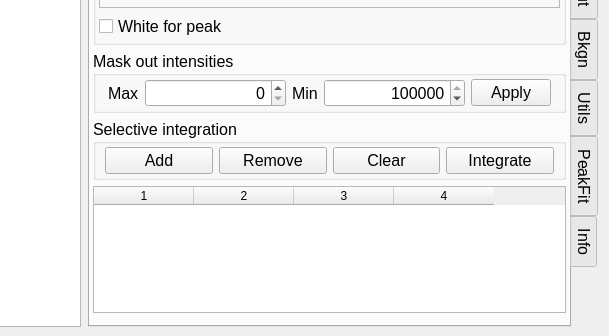
Qt form ui/peakpo-splitter.ui (SHDShim/PeakPo) before a commit; both pictures show x 428 to 1037 and y 414 to 750 of the 1037 by 750 pixel window.
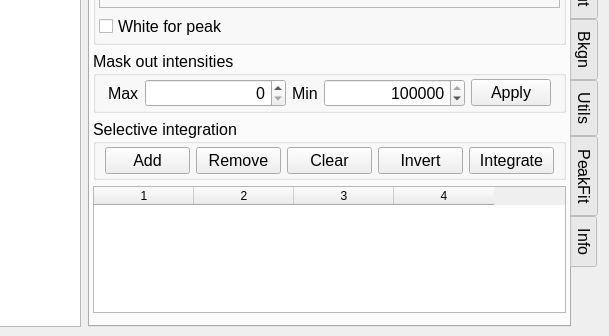
The same form after that commit. The open tabs and pages were chosen to show the change. Custom widgets are drawn as their Qt base class.

Commit message: add invert to cake integration

What changed in the file:
```diff
--- a/ui/peakpo-splitter.ui
+++ b/ui/peakpo-splitter.ui
@@ -2108,6 +2108,12 @@
             </property>
             <item>
              <widget class="QPushButton" name="pushButton_AddAzi">
+              <property name="sizePolicy">
+               <sizepolicy hsizetype="Minimum" vsizetype="Fixed">
+                <horstretch>0</horstretch>
+                <verstretch>0</verstretch>
+               </sizepolicy>
+              </property>
               <property name="text">
                <string>Add</string>
               </property>
@@ -2115,6 +2121,12 @@
             </item>
             <item>
              <widget class="QPushButton" name="pushButton_RemoveAzi">
+              <property name="sizePolicy">
+               <sizepolicy hsizetype="Minimum" vsizetype="Fixed">
+                <horstretch>0</horstretch>
+                <verstretch>0</verstretch>
+               </sizepolicy>
+              </property>
               <property name="text">
                <string>Remove</string>
               </property>
@@ -2122,13 +2134,38 @@
             </item>
             <item>
              <widget class="QPushButton" name="pushButton_ClearAziList">
+              <property name="sizePolicy">
+               <sizepolicy hsizetype="Minimum" vsizetype="Fixed">
+                <horstretch>0</horstretch>
+                <verstretch>0</verstretch>
+               </sizepolicy>
+              </property>
               <property name="text">
                <string>Clear</string>
               </property>
              </widget>
             </item>
+            <item>
+             <widget class="QPushButton" name="pushButton_InvertCakeBoxes">
+              <property name="sizePolicy">
+               <sizepolicy hsizetype="Minimum" vsizetype="Fixed">
+                <horstretch>0</horstretch>
+                <verstretch>0</verstretch>
+               </sizepolicy>
+              </property>
+              <property name="text">
+               <string>Invert</string>
+              </property>
+             </widget>
+            </item>
             <item>
              <widget class="QPushButton" name="pushButton_IntegrateCake">
+              <property name="sizePolicy">
+               <sizepolicy hsizetype="Minimum" vsizetype="Fixed">
+                <horstretch>0</horstretch>
+                <verstretch>0</verstretch>
+               </sizepolicy>
+              </property>
               <property name="text">
                <string>Integrate</string>
               </property>
```
The commit also changes 3 other files.
